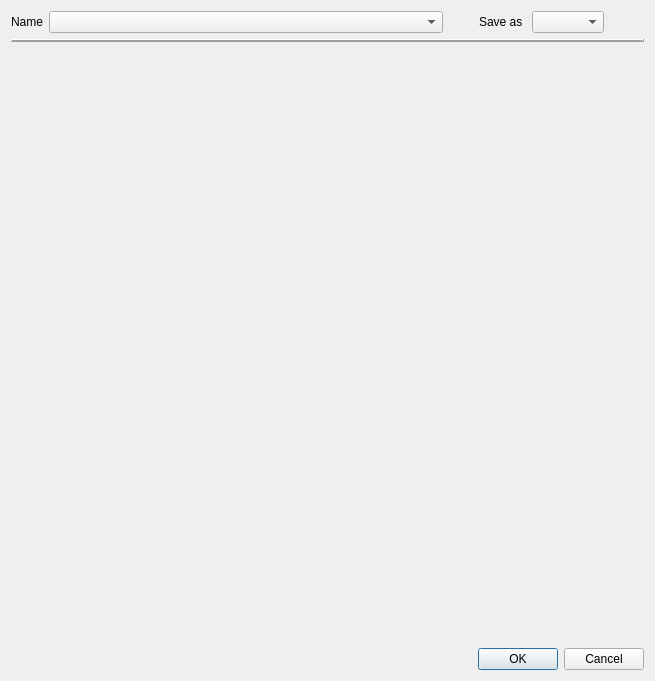
Above: src/pythonGui/karabogui/dialogs/ui/logbook.ui from European-XFEL/Karabo before the change. Below: the same form after it.
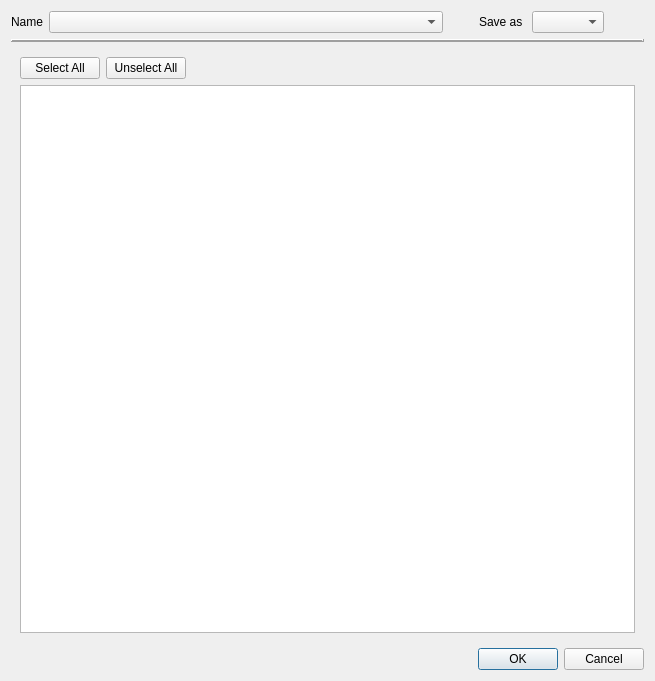
That is the form after the change. The open tabs and pages were chosen to show the change.

Commit message: GUI: KaraboLogBook - Table Preview

What changed in the file:
```diff
--- a/src/pythonGui/karabogui/dialogs/ui/logbook.ui
+++ b/src/pythonGui/karabogui/dialogs/ui/logbook.ui
@@ -249,7 +249,51 @@
        </item>
       </layout>
      </widget>
-     <widget class="QWidget" name="table_page"/>
+     <widget class="QWidget" name="table_page">
+      <layout class="QVBoxLayout" name="verticalLayout_3">
+       <item>
+        <layout class="QHBoxLayout" name="select_button_layout">
+         <item>
+          <widget class="QPushButton" name="select_all">
+           <property name="text">
+            <string>Select All</string>
+           </property>
+          </widget>
+         </item>
+         <item>
+          <widget class="QPushButton" name="deselect_all">
+           <property name="text">
+            <string>Unselect All</string>
+           </property>
+          </widget>
+         </item>
+         <item>
+          <spacer name="horizontalSpacer_4">
+           <property name="orientation">
+            <enum>Qt::Horizontal</enum>
+           </property>
+           <property name="sizeHint" stdset="0">
+            <size>
+             <width>40</width>
+             <height>20</height>
+            </size>
+           </property>
+          </spacer>
+         </item>
+        </layout>
+       </item>
+       <item>
+        <widget class="QTableWidget" name="table">
+         <property name="alternatingRowColors">
+          <bool>true</bool>
+         </property>
+         <attribute name="horizontalHeaderStretchLastSection">
+          <bool>true</bool>
+         </attribute>
+        </widget>
+       </item>
+      </layout>
+     </widget>
     </widget>
    </item>
    <item>
```
The commit also changes 4 other files.
